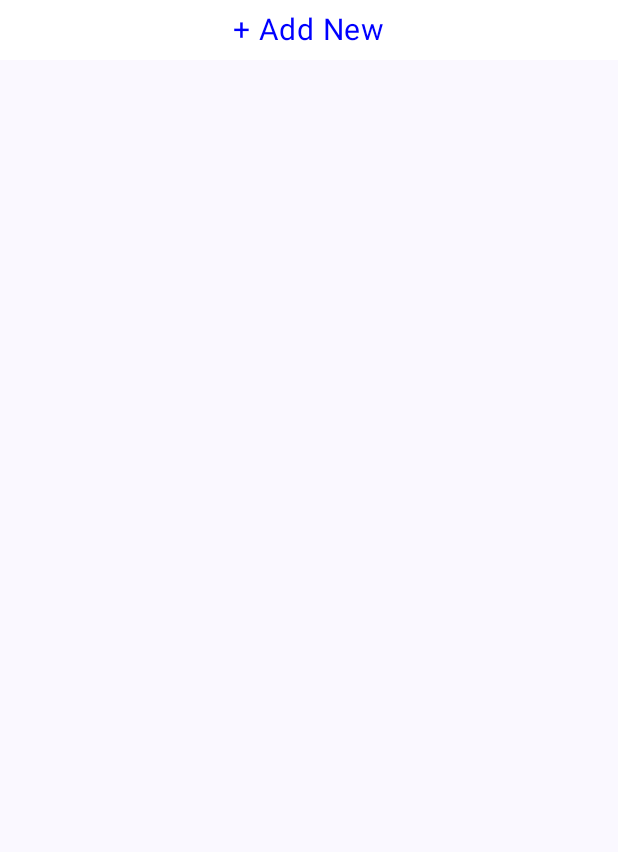
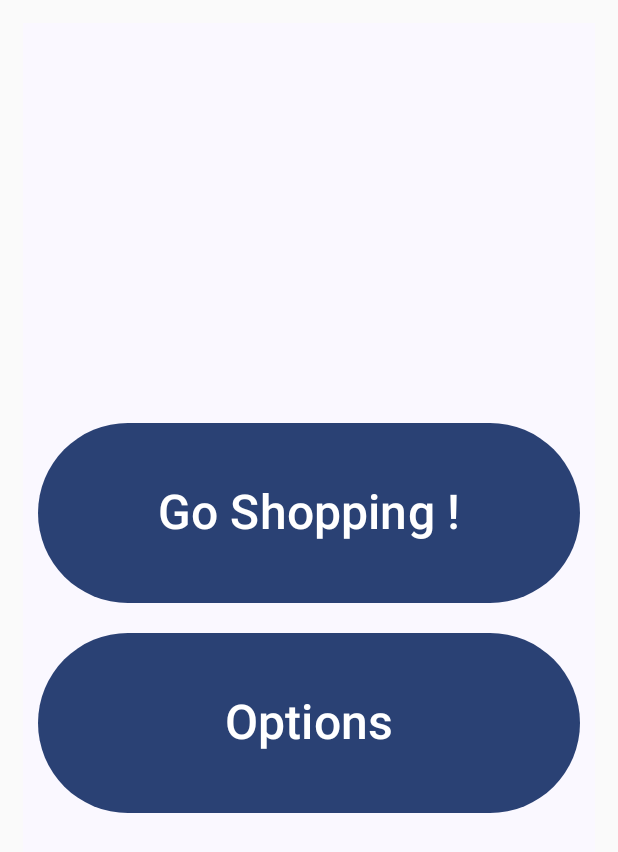
Before and after one commit to ivysotskyi/smb_pjatk, an Android app built with Jetpack Compose: the screen it shows after launch (MainActivity), on a phone screen of 412 x 824 dp. Before the commit the part shown is almost empty. Shown: the top 852 px of the screen. Run offline under Robolectric (Android 15) with nearby library versions, the phone set to English and light mode, and no system bars.

Commit message:
add main activity, the list moved to separate one

```diff
--- a/app/build.gradle.kts
+++ b/app/build.gradle.kts
@@ -64,11 +64,13 @@ dependencies {
     implementation("androidx.compose.ui:ui-graphics")
     implementation("androidx.compose.ui:ui-tooling-preview")
     implementation("androidx.compose.material3:material3")
+    implementation(platform("androidx.compose:compose-bom:2023.03.00"))
     testImplementation("junit:junit:4.13.2")
     androidTestImplementation("androidx.test.ext:junit:1.1.5")
     androidTestImplementation("androidx.test.espresso:espresso-core:3.5.1")
     androidTestImplementation(platform("androidx.compose:compose-bom:2023.03.00"))
     androidTestImplementation("androidx.compose.ui:ui-test-junit4")
+    androidTestImplementation(platform("androidx.compose:compose-bom:2023.03.00"))
     debugImplementation("androidx.compose.ui:ui-tooling")
     debugImplementation("androidx.compose.ui:ui-test-manifest")
 
--- a/app/src/main/AndroidManifest.xml
+++ b/app/src/main/AndroidManifest.xml
@@ -13,6 +13,11 @@
         android:theme="@style/Theme.ShoppingTiger"
         tools:targetApi="31">
         <activity
+            android:name=".ProductListActivity"
+            android:exported="false"
+            android:label="@string/title_activity_product_list"
+            android:theme="@style/Theme.ShoppingTiger" />
+        <activity
             android:name=".MainActivity"
             android:exported="true"
             android:label="@string/app_name"
--- a/app/src/main/java/com/example/shoppingtiger/MainActivity.kt
+++ b/app/src/main/java/com/example/shoppingtiger/MainActivity.kt
@@ -1,5 +1,6 @@
 package com.example.shoppingtiger
 
+import android.content.Intent
 import android.os.Bundle
 import android.widget.Toast
 import androidx.activity.ComponentActivity
@@ -43,6 +44,7 @@ import androidx.compose.runtime.setValue
 import androidx.compose.ui.Alignment
 import androidx.compose.ui.Modifier
 import androidx.compose.ui.graphics.Color
+import androidx.compose.ui.platform.LocalContext
 import androidx.compose.ui.text.TextStyle
 import androidx.compose.ui.text.input.KeyboardType
 import androidx.compose.ui.tooling.preview.Preview
@@ -57,124 +59,61 @@ class MainActivity : ComponentActivity() {
         super.onCreate(savedInstanceState)
         setContent {
             ShoppingTigerTheme {
-                val viewModel = ShoppingListViewModel(application)
                 // A surface container using the 'background' color from the theme
                 Surface(
-                    modifier = Modifier.fillMaxSize(),
+                    modifier = Modifier.fillMaxSize().padding(15.dp),
                     color = MaterialTheme.colorScheme.background
                 ) {
-                    ShoppingListItems(
-                        viewModel = viewModel
-                    )
+                    Column(
+                        modifier = Modifier
+                            .fillMaxSize()
+                            .padding(10.dp),
+                        verticalArrangement = Arrangement.Center,
+                        horizontalAlignment = Alignment.CenterHorizontally
+                    ) {
+                        val context = LocalContext.current
+                        Button(
+                            modifier = Modifier
+                                .requiredHeight(120.dp)
+                                .fillMaxWidth(),
+                            onClick = {
+                                val secondActivityIntent =
+                                    Intent(context, ProductListActivity::class.java)
+                                //secondActivityIntent.putExtra("user", userName)
+                                context.startActivity(secondActivityIntent)
+                                //listUsers.value += inputText
+                            }
+                        )
+                        {
+                            Text(
+                                text = "Go Shopping !",
+                                fontSize = 32.sp
+                            )
+                        }
+                        Spacer(
+                            modifier = Modifier.requiredHeight(20.dp)
+                        )
+                        Button(
+                            modifier = Modifier
+                                .requiredHeight(120.dp)
+                                .fillMaxWidth(),
+                            onClick = {
+                                val secondActivityIntent =
+                                    Intent(context, ProductListActivity::class.java)
+                                //secondActivityIntent.putExtra("user", userName)
+                                context.startActivity(secondActivityIntent)
+                                //listUsers.value += inputText
+                            }
+                        )
+                        {
+                            Text(
+                                text = "Options",
+                                fontSize = 32.sp
+                            )
+                        }
+                    }
                 }
             }
         }
     }
 }
-
-@Composable
-fun ShoppingListItems(
-    viewModel: ShoppingListViewModel,
-    modifier: Modifier = Modifier
-) {
-
-    val listItems by viewModel.items.collectAsState(emptyList())
-
-    LazyColumn(
-        modifier = Modifier.fillMaxSize(),
-        verticalArrangement = Arrangement.Top
-    ) {
-        items(listItems) { item ->
-            Row(
-                modifier = Modifier
-                    .fillMaxWidth()
-                    .padding(4.dp)
-                    .background(Color.White)
-            ) {
-                // Checkbox on the right
-                Checkbox(
-                    checked = item.purchased,
-                    onCheckedChange = { checked ->
-                        val itemCopy = item.copy(purchased = checked)
-                        viewModel.updatetItem(itemCopy)
-                    }
-                )
-
-                //name
-                BasicTextField(
-                    modifier = Modifier
-                        .padding(4.dp, 8.dp)
-                        .fillMaxWidth().weight(1f),
-                    value = item.name,
-                    onValueChange = { newName ->
-                        val itemCopy = item.copy(name = newName)
-                        viewModel.updatetItem(itemCopy)
-                    },
-                    singleLine = true,
-                    textStyle = TextStyle(fontSize = 20.sp)
-                )
-
-                //quantity
-                BasicTextField(
-                    modifier = Modifier
-                        .padding(4.dp, 8.dp)
-                        .requiredWidth(20.dp),
-                    value = item.quantity.toString(),
-                    onValueChange = { updatedQuantity ->
-                        val quantity = updatedQuantity.toIntOrNull() ?: 0
-                        val itemCopy = item.copy(quantity = quantity)
-                        viewModel.updatetItem(itemCopy)
-                    },
-                    keyboardOptions = KeyboardOptions.Default.copy(keyboardType = KeyboardType.Number),
-                    singleLine = true,
-                    textStyle = TextStyle(fontSize = 18.sp)
-                )
-
-                // Price
-                Text(
-                    modifier = Modifier.padding(10.dp, 8.dp, 1.dp, 8.dp),
-                    text = "ZŁ",
-                    fontSize = 18.sp
-                )
-                BasicTextField(
-                    modifier = Modifier
-                        .padding(4.dp, 8.dp)
-                        .requiredWidth(36.dp),
-                    value = item.price.toString(),
-                    onValueChange = { newPriceStr ->
-                        val newPrice = newPriceStr.toDoubleOrNull() ?: 0.0
-                        val itemCopy = item.copy(price = newPrice)
-                        viewModel.updatetItem(itemCopy)
-                    },
-                    keyboardOptions = KeyboardOptions.Default.copy(keyboardType = KeyboardType.Number),
-                    singleLine = true,
-                    textStyle = TextStyle(fontSize = 18.sp)
-                )
-
-                //remove button
-                IconButton(
-                    onClick = {
-                        viewModel.deleteItem(item.id)
-                    }
-                ) {
-                    Icon(imageVector = Icons.Default.Delete, contentDescription = "Remove")
-                }
-            }
-            Divider()
-        }
-        item() {
-            Row(
-                modifier = Modifier
-                    .fillMaxWidth()
-                    .background(color = Color.White)
-                    .clickable {
-                        viewModel.insertItem(Item(name = "< new item >", quantity = 1))
-                    }
-                    .padding(8.dp),
-                horizontalArrangement = Arrangement.Center
-            ) {
-                Text("+ Add New", fontSize = 20.sp, color = Color.Blue)
-            }
-        }
-    }
-}
--- a/app/src/main/res/values/strings.xml
+++ b/app/src/main/res/values/strings.xml
@@ -1,3 +1,4 @@
 <resources>
     <string name="app_name">ShoppingTiger</string>
+    <string name="title_activity_product_list">ProductListActivity</string>
 </resources>
```
Also changed, not shown: app/src/main/java/com/example/shoppingtiger/ProductListActivity.kt (added, +180 -0 lines).
